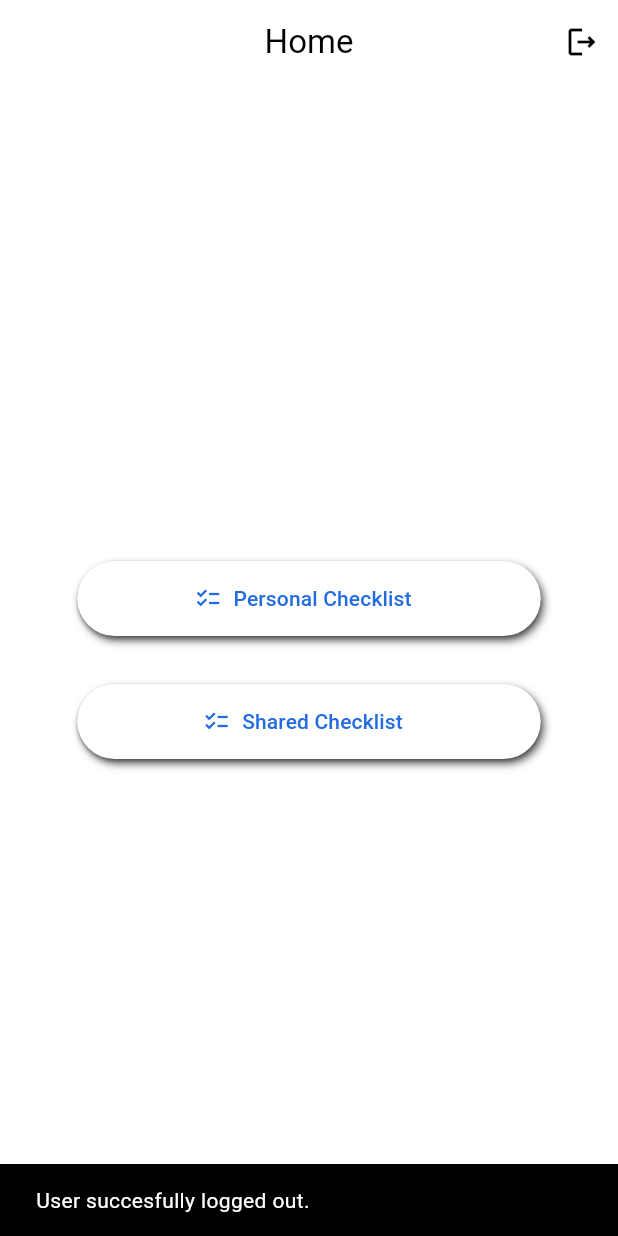
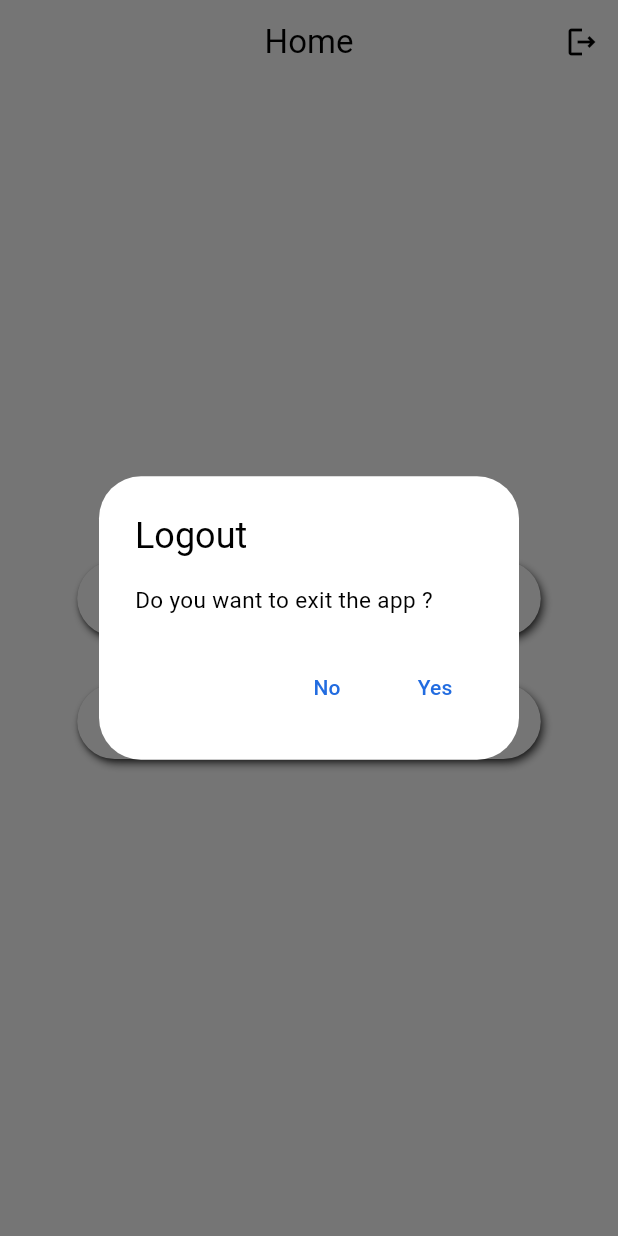
Before and after one commit to Sushobhan-Nayak/Saathi, a Flutter app: the screen it shows once a user with an empty profile is signed in, after a tap on the "logout" icon, on a phone screen of 412 x 824 dp. Run offline on Flutter 3.47's test engine with Material 3 defaults, Android fonts, the phone set to English and light mode, and no system bars; our stand-ins replace cloud_firestore, firebase_auth, firebase_core, google_sign_in, group_button, shared_preferences; missing offline and left inert: sign_button; accounts and stored records are empty; Roboto replaces fonts that are missing (Montserrat).

```diff
--- a/lib/Screens/homepage.dart
+++ b/lib/Screens/homepage.dart
@@ -22,21 +22,50 @@ class _HomePageState extends State<HomePage> {
           actions: [
             IconButton(
               onPressed: () async {
-                showDialog(
+                showDialog<String>(
                   context: context,
-                    builder: (context) =>
-                        const Center(child: CircularProgressIndicator()));
+                  builder: (BuildContext context) {
+                    return AlertDialog(
+                      title: const Text('Logout'),
+                      content: const Text(
+                        'Do you want to exit the app ?',
+                        style: TextStyle(
+                          fontSize: 15,
+                        ),
+                      ),
+                      actions: <Widget>[
+                        TextButton(
+                          onPressed: () {
+                            Navigator.pop(context, 'No');
+                          },
+                          child: const Text('No'),
+                        ),
+                        TextButton(
+                          onPressed: () async {
+                            Navigator.pop(context, 'Yes');
                             final provider = Provider.of<GoogleSignInProvider>(
                               context,
                               listen: false,
                             );
-                await provider.logout();
+                            // showDialog(
+                            //   context: context,
+                            //   builder: (context) => const Center(
+                            //       child: CircularProgressIndicator()),
+                            // );
+                            await provider.logout(context);
                             if (!mounted) return;
-                Navigator.pop(context);
+
                             ScaffoldMessenger.of(context).showSnackBar(
                               const SnackBar(
                                 content: Text('User succesfully logged out.'),
                               ),
+                            );
+                          },
+                          child: const Text('Yes'),
+                        ),
+                      ],
+                    );
+                  },
                 );
               },
               icon: const Icon(
--- a/lib/Screens/login/googlesignin.dart
+++ b/lib/Screens/login/googlesignin.dart
@@ -58,7 +58,7 @@ class GoogleSignInProvider extends ChangeNotifier {
     });
   }
 
-  Future logout() async {
+  Future logout(BuildContext context) async {
     await googleSignIn.disconnect();
     await FirebaseAuth.instance.signOut();
     await _prefs.setBool('isLoggedIn', false);
```
Also changed, not shown: lib/Widgets/checkcard.dart (+67 -3 lines). Lines whose indentation alone changed are shown as unchanged.
